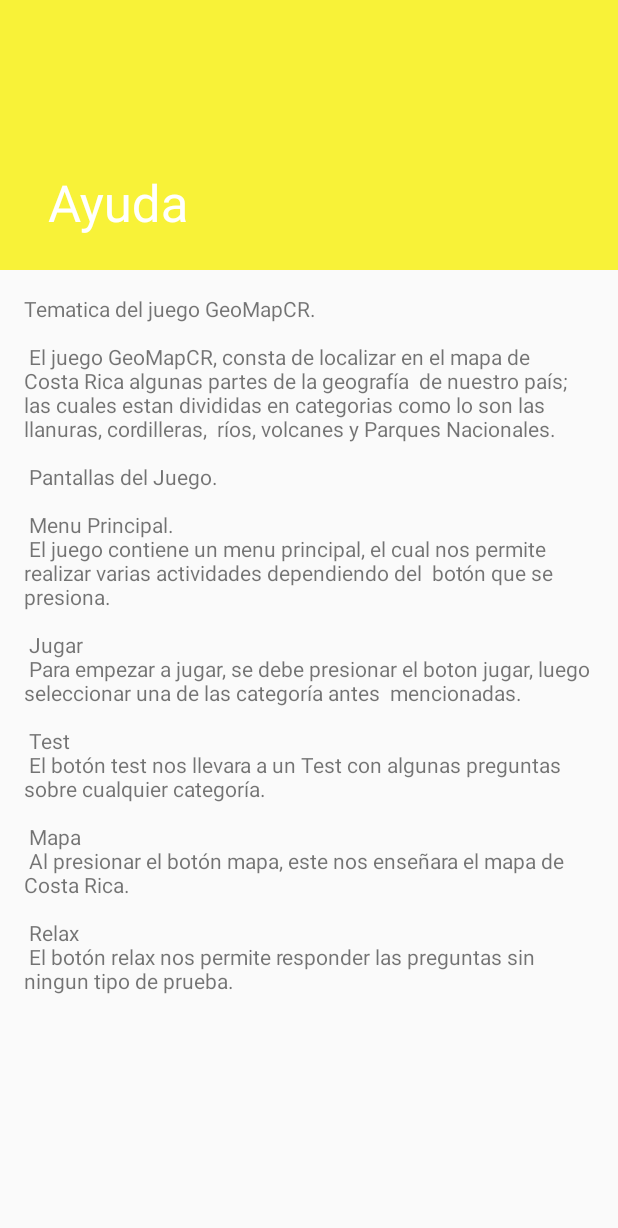
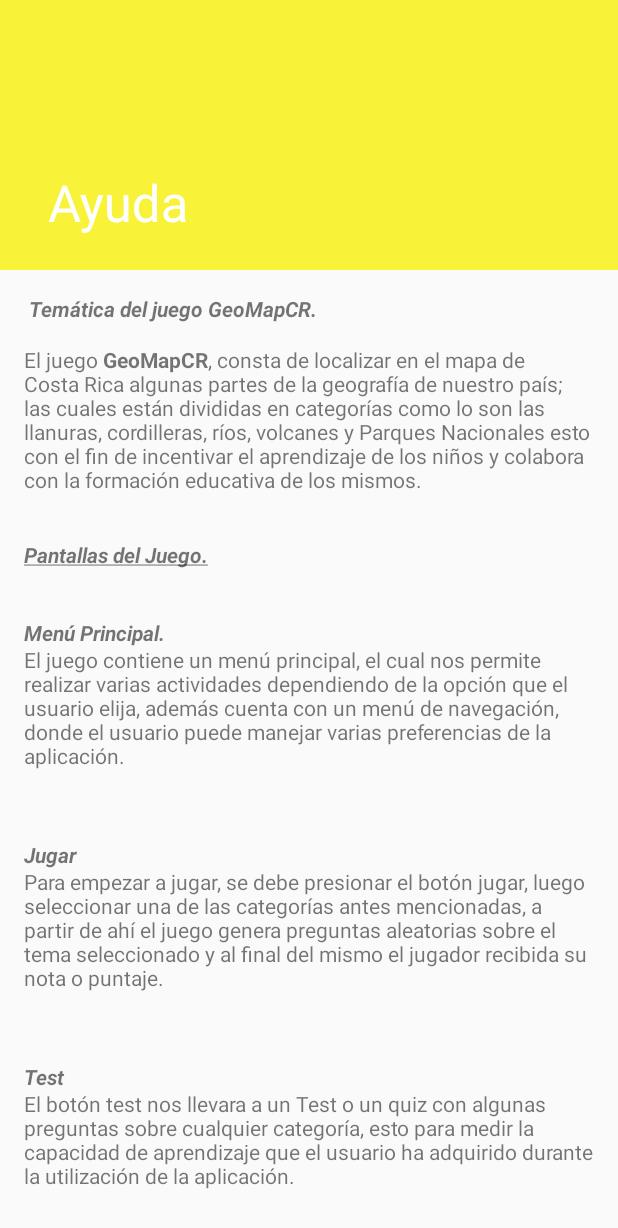
Before and after one commit to JeanCarlo14/GeoMapCR, an Android app: the Actividad_Ayuda screen opened directly, with no data from a screen before it, on a phone screen of 412 x 824 dp. Shown: the top 1228 px of the screen. Run offline under Robolectric (Android 15) with nearby library versions, the phone set to English and light mode, and no system bars.

Commit message:
Cambios
Cambios

```diff
--- a/app/src/main/res/values/strings.xml
+++ b/app/src/main/res/values/strings.xml
@@ -9,30 +9,33 @@
     <string name="action_settings">Settings</string>
     <string name="title_activity_actividad__ayuda">Ayuda</string>
     <string name="large_text">
-        "Tematica del juego GeoMapCR.\n\n"
+                 "<b><i>Temática del juego GeoMapCR.</i></b>\n"
+"El juego <b>GeoMapCR</b>, consta de localizar en el mapa de Costa Rica algunas partes de la geografía de nuestro país; las cuales están
+        divididas en categorías como lo son las llanuras, cordilleras, ríos, volcanes y Parques Nacionales esto con el fin de
+        incentivar el aprendizaje de los niños y colabora con la formación educativa de los mismos. \n\n"
+"<u><b><i>Pantallas del Juego.</i></b></u>\n"
 
-        "El juego GeoMapCR, consta de localizar en el mapa de Costa Rica algunas partes de la geografía "
-        "de nuestro país; las cuales estan divididas en categorias como lo son las llanuras, cordilleras, "
-        "ríos, volcanes y Parques Nacionales.\n\n"
+"<b><i>Menú Principal.</i></b>"
+"El juego contiene un menú principal, el cual nos permite realizar varias actividades dependiendo de la opción que el usuario elija,
+        además cuenta con un menú de navegación, donde el usuario puede manejar varias preferencias de la aplicación. \n\n"
 
-        "Pantallas del Juego.\n\n"
+"<b><i>Jugar</i></b>"
+"Para empezar a jugar, se debe presionar el botón jugar, luego seleccionar una de las categorías antes mencionadas, a partir de ahí
+        el juego genera preguntas aleatorias sobre el tema seleccionado y al final del mismo el jugador recibida su nota o puntaje. \n\n"
 
-        "Menu Principal.\n"
-        "El juego contiene un menu principal, el cual nos permite realizar varias actividades dependiendo del "
-        "botón que se presiona.\n\n"
+"<b><i>Test</i></b>"
+"El botón test nos llevara a un Test o un quiz con algunas preguntas sobre cualquier categoría, esto para medir la capacidad de
+        aprendizaje que el usuario ha adquirido durante la utilización de la aplicación. \n\n"
 
-        "Jugar \n"
-        "Para empezar a jugar, se debe presionar el boton jugar, luego seleccionar una de las categoría antes "
-        "mencionadas.\n\n"
+"<b><i>Mapa</i></b>"
+"Al presionar la opción mapa este nos da a escoger entre las opciones de llanuras, cordilleras, ríos, volcanes y Parques Nacionales,
+        luego nos mostrara la categoría escogida a nivel de mapa en todo el país de Costa Rica. \n\n"
 
-        "Test \n"
-        "El botón test nos llevara a un Test con algunas preguntas sobre cualquier categoría. \n\n"
+"<b><i>Relax</i></b>"
+"El botón relax nos permite responder las preguntas de todas las categorías sin ningún tipo de prueba, esto con el fin de adquirir
+        mayor conocimiento sobre el tema de geografía costarricense. \n\n"
 
-        "Mapa \n"
-        "Al presionar el botón mapa, este nos enseñara el mapa de Costa Rica. \n\n"
 
-        "Relax \n"
-        "El botón relax nos permite responder las preguntas sin ningun tipo de prueba. \n\n"
 
     </string>
 </resources>
```
